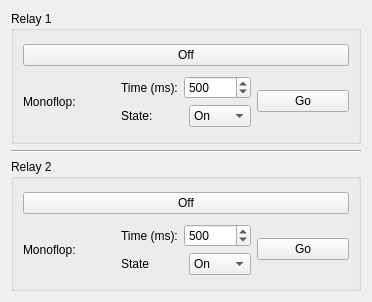
First picture: the form in src/brickv/plugin_system/plugins/dual_relay/ui/dual_relay.ui, repository Tinkerforge/brickv, before the edit.
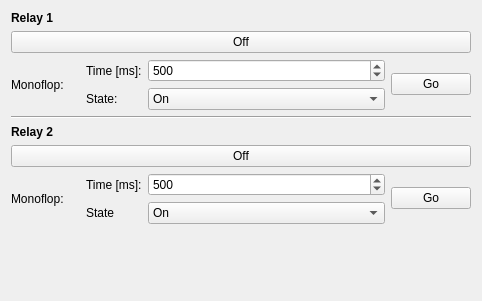
Second picture: the form after the edit.

Commit message:
dual relay: Get initial values from bricklet
Also stop the update timer on plugin stop.

```diff
--- a/src/brickv/plugin_system/plugins/dual_relay/ui/dual_relay.ui
+++ b/src/brickv/plugin_system/plugins/dual_relay/ui/dual_relay.ui
@@ -6,57 +6,58 @@
    <rect>
     <x>0</x>
     <y>0</y>
-    <width>372</width>
-    <height>302</height>
+    <width>482</width>
+    <height>301</height>
    </rect>
   </property>
   <property name="windowTitle">
    <string>Form</string>
   </property>
-  <layout class="QHBoxLayout" name="horizontalLayout_2">
-   <item>
     <layout class="QVBoxLayout" name="verticalLayout">
      <item>
-      <widget class="QGroupBox" name="groupBox">
-       <property name="title">
-        <string>Relay 1</string>
-       </property>
-       <layout class="QVBoxLayout" name="verticalLayout_2">
-        <item>
+    <layout class="QGridLayout" name="gridLayout">
+     <item row="1" column="0" colspan="5">
          <widget class="QPushButton" name="dr1_button">
           <property name="text">
            <string>Off</string>
           </property>
          </widget>
         </item>
-        <item>
-         <layout class="QHBoxLayout" name="horizontalLayout">
-          <item>
+     <item row="0" column="0" colspan="5">
+      <widget class="QLabel" name="label_7">
+       <property name="font">
+        <font>
+         <weight>75</weight>
+         <bold>true</bold>
+        </font>
+       </property>
+       <property name="text">
+        <string>Relay 1</string>
+       </property>
+      </widget>
+     </item>
+     <item row="2" column="0" rowspan="2">
            <widget class="QLabel" name="label">
-            <property name="sizePolicy">
-             <sizepolicy hsizetype="Minimum" vsizetype="Preferred">
-              <horstretch>0</horstretch>
-              <verstretch>0</verstretch>
-             </sizepolicy>
-            </property>
             <property name="text">
              <string>Monoflop:</string>
             </property>
            </widget>
           </item>
-          <item>
-           <layout class="QVBoxLayout" name="verticalLayout_3">
-            <item>
-             <layout class="QHBoxLayout" name="horizontalLayout_4">
-              <item>
+     <item row="2" column="2">
                <widget class="QLabel" name="label_3">
                 <property name="text">
-                 <string>Time (ms):</string>
+        <string>Time [ms]:</string>
                 </property>
                </widget>
               </item>
-              <item>
+     <item row="2" column="3">
                <widget class="QSpinBox" name="time1_spinbox">
+       <property name="sizePolicy">
+        <sizepolicy hsizetype="Minimum" vsizetype="Fixed">
+         <horstretch>1</horstretch>
+         <verstretch>0</verstretch>
+        </sizepolicy>
+       </property>
                 <property name="minimum">
                  <number>1</number>
                 </property>
@@ -68,18 +69,14 @@
                 </property>
                </widget>
               </item>
-             </layout>
-            </item>
-            <item>
-             <layout class="QHBoxLayout" name="horizontalLayout_5">
-              <item>
+     <item row="3" column="2">
                <widget class="QLabel" name="label_4">
                 <property name="text">
                  <string>State:</string>
                 </property>
                </widget>
               </item>
-              <item>
+     <item row="3" column="3">
                <widget class="QComboBox" name="state1_combobox">
                 <item>
                  <property name="text">
@@ -93,47 +90,41 @@
                 </item>
                </widget>
               </item>
-             </layout>
-            </item>
-           </layout>
-          </item>
-          <item>
+     <item row="2" column="4" rowspan="2">
            <widget class="QPushButton" name="go1_button">
             <property name="text">
              <string>Go</string>
             </property>
            </widget>
           </item>
-         </layout>
-        </item>
-       </layout>
-      </widget>
-     </item>
-     <item>
-      <widget class="Line" name="line">
-       <property name="orientation">
-        <enum>Qt::Horizontal</enum>
+     <item row="5" column="0" colspan="5">
+      <widget class="QLabel" name="label_8">
+       <property name="font">
+        <font>
+         <weight>75</weight>
+         <bold>true</bold>
+        </font>
        </property>
-      </widget>
-     </item>
-     <item>
-      <layout class="QHBoxLayout" name="horizontalLayout_3">
-       <item>
-        <widget class="QGroupBox" name="groupBox_2">
-         <property name="title">
+       <property name="text">
           <string>Relay 2</string>
          </property>
-         <layout class="QVBoxLayout" name="verticalLayout_4">
-          <item>
+      </widget>
+     </item>
+     <item row="4" column="0" colspan="5">
+      <widget class="Line" name="line">
+       <property name="orientation">
+        <enum>Qt::Horizontal</enum>
+       </property>
+      </widget>
+     </item>
+     <item row="6" column="0" colspan="5">
            <widget class="QPushButton" name="dr2_button">
             <property name="text">
              <string>Off</string>
             </property>
            </widget>
           </item>
-          <item>
-           <layout class="QHBoxLayout" name="horizontalLayout_6">
-            <item>
+     <item row="7" column="0" rowspan="2">
              <widget class="QLabel" name="label_2">
               <property name="sizePolicy">
                <sizepolicy hsizetype="Minimum" vsizetype="Preferred">
@@ -144,20 +135,19 @@
               <property name="text">
                <string>Monoflop:</string>
               </property>
-             </widget>
-            </item>
-            <item>
-             <layout class="QVBoxLayout" name="verticalLayout_5">
-              <item>
-               <layout class="QHBoxLayout" name="horizontalLayout_7">
-                <item>
+       <property name="margin">
+        <number>0</number>
+       </property>
+      </widget>
+     </item>
+     <item row="7" column="2">
                  <widget class="QLabel" name="label_5">
                   <property name="text">
-                   <string>Time (ms):</string>
+        <string>Time [ms]:</string>
                   </property>
                  </widget>
                 </item>
-                <item>
+     <item row="7" column="3">
                  <widget class="QSpinBox" name="time2_spinbox">
                   <property name="minimum">
                    <number>1</number>
@@ -170,18 +160,21 @@
                   </property>
                  </widget>
                 </item>
-               </layout>
-              </item>
-              <item>
-               <layout class="QHBoxLayout" name="horizontalLayout_8">
-                <item>
+     <item row="7" column="4" rowspan="2">
+      <widget class="QPushButton" name="go2_button">
+       <property name="text">
+        <string>Go</string>
+       </property>
+      </widget>
+     </item>
+     <item row="8" column="2">
                  <widget class="QLabel" name="label_6">
                   <property name="text">
                    <string>State</string>
                   </property>
                  </widget>
                 </item>
-                <item>
+     <item row="8" column="3">
                  <widget class="QComboBox" name="state2_combobox">
                   <item>
                    <property name="text">
@@ -195,25 +188,36 @@
                   </item>
                  </widget>
                 </item>
-               </layout>
+     <item row="7" column="1" rowspan="2">
+      <spacer name="horizontalSpacer">
+       <property name="orientation">
+        <enum>Qt::Horizontal</enum>
+       </property>
+       <property name="sizeType">
+        <enum>QSizePolicy::Fixed</enum>
+       </property>
+       <property name="sizeHint" stdset="0">
+        <size>
+         <width>10</width>
+         <height>20</height>
+        </size>
+       </property>
+      </spacer>
               </item>
              </layout>
             </item>
             <item>
-             <widget class="QPushButton" name="go2_button">
-              <property name="text">
-               <string>Go</string>
-              </property>
-             </widget>
-            </item>
-           </layout>
-          </item>
-         </layout>
-        </widget>
-       </item>
-      </layout>
-     </item>
-    </layout>
+    <spacer name="verticalSpacer">
+     <property name="orientation">
+      <enum>Qt::Vertical</enum>
+     </property>
+     <property name="sizeHint" stdset="0">
+      <size>
+       <width>20</width>
+       <height>40</height>
+      </size>
+     </property>
+    </spacer>
    </item>
   </layout>
  </widget>
```
Lines whose indentation alone changed are shown as unchanged. The commit also changes 1 other file.
